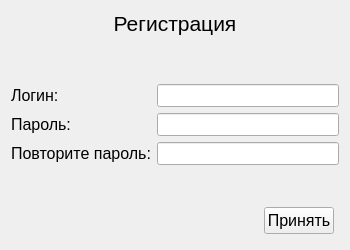
Above: registration.ui from Tweety-sat/Flight-scoreboard before the change. Below: the same form after it.
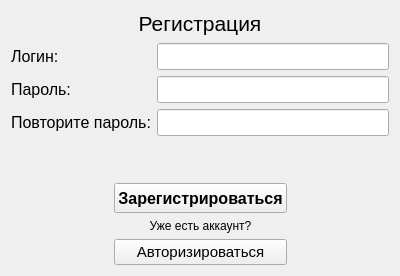
That is the form after the change.

What changed in the file:
```diff
--- a/registration.ui
+++ b/registration.ui
@@ -6,8 +6,8 @@
    <rect>
     <x>0</x>
     <y>0</y>
-    <width>350</width>
-    <height>250</height>
+    <width>400</width>
+    <height>276</height>
    </rect>
   </property>
   <property name="windowTitle">
@@ -47,6 +47,19 @@
      </property>
     </widget>
    </item>
+   <item>
+    <spacer name="verticalSpacer_3">
+     <property name="orientation">
+      <enum>Qt::Vertical</enum>
+     </property>
+     <property name="sizeHint" stdset="0">
+      <size>
+       <width>20</width>
+       <height>40</height>
+      </size>
+     </property>
+    </spacer>
+   </item>
    <item>
     <spacer name="verticalSpacer_2">
      <property name="orientation">
@@ -55,7 +68,7 @@
      <property name="sizeHint" stdset="0">
       <size>
        <width>20</width>
-       <height>58</height>
+       <height>34</height>
       </size>
      </property>
     </spacer>
@@ -71,7 +84,7 @@
      <property name="formAlignment">
       <set>Qt::AlignJustify|Qt::AlignVCenter</set>
      </property>
-     <item row="0" column="0">
+     <item row="1" column="0">
       <widget class="QLabel" name="label_2">
        <property name="font">
         <font>
@@ -83,16 +96,16 @@
        </property>
       </widget>
      </item>
-     <item row="0" column="1">
+     <item row="1" column="1">
       <widget class="QLineEdit" name="log">
        <property name="font">
         <font>
-         <pointsize>10</pointsize>
+         <pointsize>12</pointsize>
         </font>
        </property>
       </widget>
      </item>
-     <item row="1" column="0">
+     <item row="2" column="0">
       <widget class="QLabel" name="label_3">
        <property name="font">
         <font>
@@ -104,16 +117,16 @@
        </property>
       </widget>
      </item>
-     <item row="1" column="1">
+     <item row="2" column="1">
       <widget class="QLineEdit" name="pass">
        <property name="font">
         <font>
-         <pointsize>10</pointsize>
+         <pointsize>12</pointsize>
         </font>
        </property>
       </widget>
      </item>
-     <item row="2" column="0">
+     <item row="3" column="0">
       <widget class="QLabel" name="label_4">
        <property name="font">
         <font>
@@ -125,51 +138,117 @@
        </property>
       </widget>
      </item>
-     <item row="2" column="1">
+     <item row="3" column="1">
       <widget class="QLineEdit" name="reppass">
        <property name="font">
         <font>
-         <pointsize>10</pointsize>
+         <pointsize>12</pointsize>
         </font>
        </property>
       </widget>
      </item>
-     <item row="3" column="0" colspan="2">
-      <spacer name="verticalSpacer">
-       <property name="orientation">
-        <enum>Qt::Vertical</enum>
-       </property>
-       <property name="sizeHint" stdset="0">
-        <size>
-         <width>20</width>
-         <height>40</height>
-        </size>
-       </property>
-      </spacer>
-     </item>
     </layout>
    </item>
    <item>
-    <layout class="QHBoxLayout" name="horizontalLayout" stretch="0,0">
-     <property name="spacing">
-      <number>5</number>
+    <spacer name="verticalSpacer">
+     <property name="orientation">
+      <enum>Qt::Vertical</enum>
      </property>
-     <property name="sizeConstraint">
-      <enum>QLayout::SetMinimumSize</enum>
+     <property name="sizeHint" stdset="0">
+      <size>
+       <width>20</width>
+       <height>39</height>
+      </size>
      </property>
-     <property name="leftMargin">
-      <number>5</number>
+    </spacer>
+   </item>
+   <item>
+    <widget class="QLabel" name="label_error">
+     <property name="minimumSize">
+      <size>
+       <width>0</width>
+       <height>25</height>
+      </size>
      </property>
+     <property name="maximumSize">
+      <size>
+       <width>16777215</width>
+       <height>25</height>
+      </size>
+     </property>
+     <property name="font">
+      <font>
+       <pointsize>9</pointsize>
+      </font>
+     </property>
+     <property name="cursor">
+      <cursorShape>IBeamCursor</cursorShape>
+     </property>
+     <property name="styleSheet">
+      <string notr="true">QLabel { color: rgb(200, 0, 0); } </string>
+     </property>
+     <property name="text">
+      <string/>
+     </property>
+     <property name="alignment">
+      <set>Qt::AlignCenter</set>
+     </property>
+    </widget>
+   </item>
+   <item>
+    <layout class="QGridLayout" name="gridLayout">
      <property name="topMargin">
-      <number>5</number>
+      <number>9</number>
      </property>
-     <property name="rightMargin">
-      <number>5</number>
-     </property>
-     <property name="bottomMargin">
-      <number>5</number>
-     </property>
-     <item>
+     <item row="0" column="2">
+      <spacer name="horizontalSpacer_2">
+       <property name="orientation">
+        <enum>Qt::Horizontal</enum>
+       </property>
+       <property name="sizeHint" stdset="0">
+        <size>
+         <width>40</width>
+         <height>20</height>
+        </size>
+       </property>
+      </spacer>
+     </item>
+     <item row="3" column="1">
+      <widget class="QPushButton" name="auth">
+       <property name="font">
+        <font>
+         <pointsize>11</pointsize>
+         <italic>false</italic>
+        </font>
+       </property>
+       <property name="cursor">
+        <cursorShape>PointingHandCursor</cursorShape>
+       </property>
+       <property name="text">
+        <string>Авторизироваться</string>
+       </property>
+      </widget>
+     </item>
+     <item row="2" column="1">
+      <widget class="QLabel" name="label_5">
+       <property name="font">
+        <font>
+         <pointsize>9</pointsize>
+         <italic>false</italic>
+        </font>
+       </property>
+       <property name="cursor">
+        <cursorShape>ForbiddenCursor</cursorShape>
+       </property>
+       <property name="text">
+        <string>Уже есть аккаунт?</string>
+       </property>
+       <property name="alignment">
+        <set>Qt::AlignCenter</set>
+       </property>
+      </widget>
+     </item>
+     <item row="0" column="0">
       <spacer name="horizontalSpacer">
        <property name="orientation">
         <enum>Qt::Horizontal</enum>
@@ -182,21 +261,31 @@
        </property>
       </spacer>
      </item>
-     <item>
+     <item row="0" column="1">
       <widget class="QPushButton" name="accept">
+       <property name="minimumSize">
+        <size>
+         <width>0</width>
+         <height>30</height>
+        </size>
+       </property>
        <property name="maximumSize">
         <size>
-         <width>70</width>
+         <width>16777215</width>
          <height>16777215</height>
         </size>
        </property>
        <property name="font">
         <font>
          <pointsize>12</pointsize>
+         <weight>75</weight>
+         <italic>false</italic>
+         <bold>true</bold>
+         <underline>false</underline>
         </font>
        </property>
        <property name="text">
-        <string>Принять</string>
+        <string>Зарегистрироваться</string>
        </property>
       </widget>
      </item>
```
Left out of the diff: 28 changed lines with no effect on the pictures.
